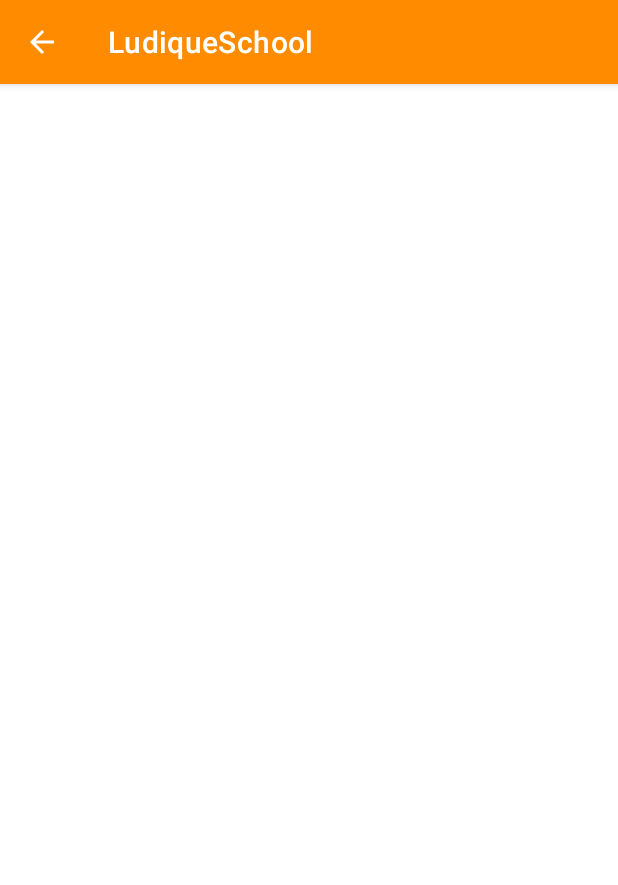
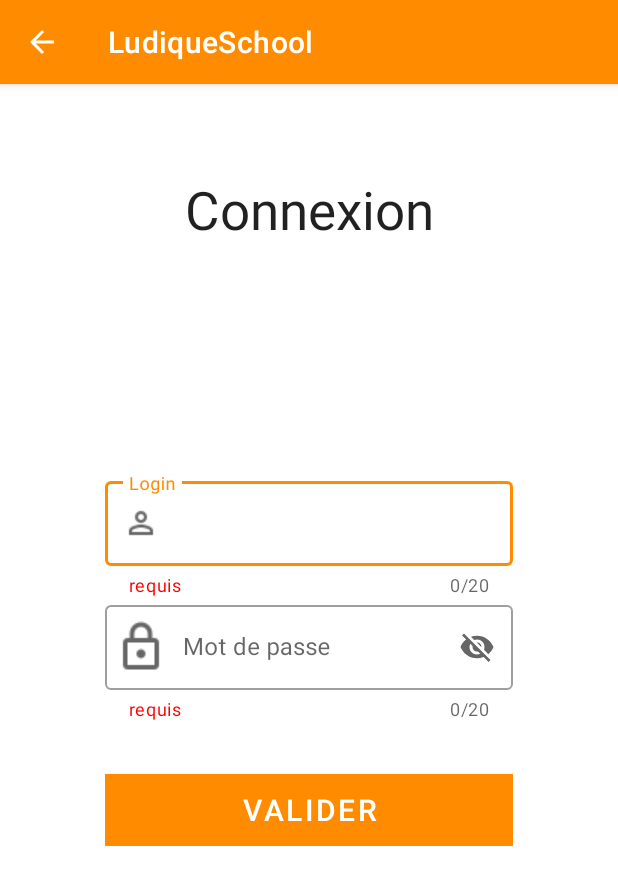
Before and after one commit to haikelJebahi/ANDROID-LudiqueSchool, an Android app: the PageConnexion screen opened directly, with no data from a screen before it, on a phone screen of 412 x 824 dp. Shown: the top 885 px of the screen. Run offline under Robolectric (Android 15) with nearby library versions, the light colour scheme and no system bars.

```diff
--- a/app/build.gradle
+++ b/app/build.gradle
@@ -34,6 +34,7 @@
     implementation 'androidx.appcompat:appcompat:1.2.0'
     implementation 'com.google.android.material:material:1.3.0'
     implementation 'androidx.constraintlayout:constraintlayout:2.0.4'
+    implementation 'com.google.firebase:firebase-auth:19.2.0'
     testImplementation 'junit:junit:4.+'
     androidTestImplementation 'androidx.test.ext:junit:1.1.2'
     androidTestImplementation 'androidx.test.espresso:espresso-core:3.3.0'
--- a/app/src/main/java/com/example/ludiqueschool/MainActivity.java
+++ b/app/src/main/java/com/example/ludiqueschool/MainActivity.java
@@ -18,13 +18,12 @@
 
     // intent pour lancer la page inscription lorsque l'utilisateur clique sur le bouton inscription
     public void inscriptionBTN(View view){
-        finish();
         Intent intentpageinscription = new Intent(this,PageInscription.class);
         startActivity(intentpageinscription);
     }
     // intent pour lancer la page connexion lorsque l'utilisateur clique sur le bouton connexion
     public void connexionBTN(View view){
-        finish();
+
         Intent intentpageconnexion = new Intent(this, PageConnexion.class);
         startActivityForResult(intentpageconnexion,0);
     }
--- a/app/src/main/res/layout/activity_page_connexion.xml
+++ b/app/src/main/res/layout/activity_page_connexion.xml
@@ -1,9 +1,86 @@
 <?xml version="1.0" encoding="utf-8"?>
-<androidx.constraintlayout.widget.ConstraintLayout xmlns:android="http://schemas.android.com/apk/res/android"
-    xmlns:app="http://schemas.android.com/apk/res-auto"
-    xmlns:tools="http://schemas.android.com/tools"
+<RelativeLayout xmlns:android="http://schemas.android.com/apk/res/android"
+xmlns:app="http://schemas.android.com/apk/res-auto"
+xmlns:tools="http://schemas.android.com/tools"
+android:layout_width="match_parent"
+android:layout_height="match_parent"
+tools:context=".PageConnexion">
+
+
+<TextView
     android:layout_width="match_parent"
-    android:layout_height="match_parent"
-    tools:context=".PageConnexion">
+    android:layout_height="wrap_content"
+    android:layout_marginTop="60dp"
+    android:text="Connexion"
+    android:textSize="35dp"
+    android:textAlignment="center"
+    android:textAppearance="@style/Base.TextAppearance.AppCompat.Headline" />
 
-</androidx.constraintlayout.widget.ConstraintLayout>
+
+<LinearLayout
+    android:layout_width="match_parent"
+    android:layout_height="wrap_content"
+    android:layout_centerVertical="true"
+    android:orientation="vertical"
+    android:padding="70dp">
+
+    <com.google.android.material.textfield.TextInputLayout
+        android:id="@+id/textFieldlogin"
+        style="@style/Widget.MaterialComponents.TextInputLayout.OutlinedBox"
+        android:layout_width="match_parent"
+        android:layout_height="wrap_content"
+        app:counterEnabled="true"
+        app:counterMaxLength="20"
+        app:endIconMode="clear_text"
+        app:startIconDrawable="@drawable/loginn"
+        app:helperText="@string/requis"
+        app:helperTextTextColor="@color/rouge"
+        android:hint="@string/login">
+
+
+        <com.google.android.material.textfield.TextInputEditText
+            android:layout_width="match_parent"
+            android:layout_height="wrap_content"
+            />
+
+    </com.google.android.material.textfield.TextInputLayout>
+
+
+    <com.google.android.material.textfield.TextInputLayout
+        android:id="@+id/textFieldpasseword"
+        style="@style/Widget.MaterialComponents.TextInputLayout.OutlinedBox"
+        android:layout_width="match_parent"
+        android:layout_height="wrap_content"
+        app:counterEnabled="true"
+        app:counterMaxLength="20"
+        app:endIconMode="password_toggle"
+        app:startIconDrawable="@drawable/passeword"
+        app:helperText="@string/requis"
+        app:helperTextTextColor="@color/rouge"
+        android:hint="@string/MDP">
+
+
+        <com.google.android.material.textfield.TextInputEditText
+            android:layout_width="match_parent"
+            android:layout_height="wrap_content"
+            />
+
+    </com.google.android.material.textfield.TextInputLayout>
+
+
+    <Button
+        android:layout_width="match_parent"
+        android:layout_height="wrap_content"
+        android:layout_alignParentRight="true"
+        android:layout_alignParentBottom="true"
+        android:background="@color/orange"
+        android:gravity="center"
+        android:onClick="validerBTN"
+        android:text="@string/valider"
+        android:layout_marginTop="35dp"
+        android:textSize="20dp" />
+
+
+</LinearLayout>
+
+</RelativeLayout>
--- a/app/src/main/res/values/strings.xml
+++ b/app/src/main/res/values/strings.xml
@@ -8,4 +8,8 @@
     <string name="valider">valider</string>
     <string name="MDP">Mot de passe</string>
     <string name="login">Login</string>
+    <string name="erreurMail">Email est vide</string>
+    <string name="erreurMail2">Email est invalide</string>
+    <string name="erreurMdp">Mot de passe est vide</string>
+    <string name="erreurMdp2">Mot de passe invalide</string>
 </resources>
```
Also changed, not shown: app/src/main/AndroidManifest.xml (+7 -2 lines), app/src/main/java/com/example/ludiqueschool/PageInscription.java (+76 -1 lines), app/src/main/res/layout/activity_page_inscription.xml (+5 -7 lines).
